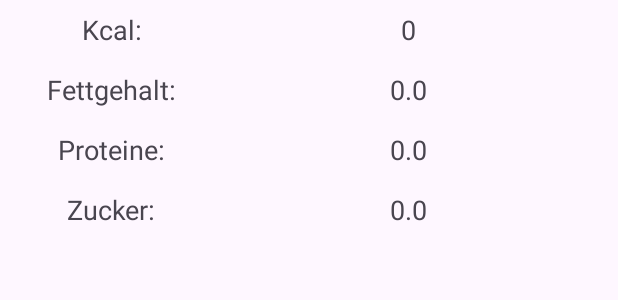
After one commit to sargoschh/FSE_Landerer_AppDevelopment, an Android app: the layout item_table.xml on its own in the app's theme, with its tools: preview values and no code run, on a phone screen of 412 x 824 dp. The commit adds this screen. Shown: the top 300 px of the screen. Run offline under Robolectric (Android 15) with nearby library versions, the phone set to English and light mode, and no system bars.

Commit message:
Kleine Fehler suchen

```diff
--- /dev/null
+++ b/Kalorienzaehler/app/src/main/res/layout/item_table.xml
@@ -0,0 +1,119 @@
+<?xml version="1.0" encoding="utf-8"?>
+<androidx.constraintlayout.widget.ConstraintLayout xmlns:android="http://schemas.android.com/apk/res/android"
+    xmlns:app="http://schemas.android.com/apk/res-auto"
+    android:layout_width="match_parent"
+    android:layout_height="match_parent"
+    android:paddingStart="8dp"
+    android:paddingEnd="8dp">
+
+    <TableLayout
+        android:id="@+id/tblDailys"
+        android:layout_width="match_parent"
+        android:layout_height="160dp"
+        app:layout_constraintEnd_toEndOf="parent"
+        app:layout_constraintStart_toStartOf="parent"
+        app:layout_constraintTop_toTopOf="parent">
+
+        <TableRow
+            android:layout_width="fill_parent"
+            android:layout_height="fill_parent">
+
+            <TextView
+                android:layout_width="0dp"
+                android:layout_height="40dp"
+                android:layout_column="1"
+                android:layout_weight="1"
+                android:gravity="center"
+                android:text="@string/tvKcal1"
+                android:textSize="18sp" />
+
+            <TextView
+                android:id="@+id/tvTblKcal"
+                android:layout_width="0dp"
+                android:layout_height="40dp"
+                android:layout_column="1"
+                android:layout_weight="2"
+                android:gravity="center"
+                android:text="0"
+                android:textSize="18sp" />
+
+        </TableRow>
+
+        <TableRow
+            android:layout_width="fill_parent"
+            android:layout_height="fill_parent">
+
+            <TextView
+                android:layout_width="0dp"
+                android:layout_height="40dp"
+                android:layout_column="1"
+                android:layout_weight="1"
+                android:gravity="center"
+                android:text="@string/tvFat"
+                android:textSize="18sp" />
+
+            <TextView
+                android:id="@+id/tvTblFat"
+                android:layout_width="0dp"
+                android:layout_height="40dp"
+                android:layout_column="1"
+                android:layout_weight="2"
+                android:gravity="center"
+                android:text="0.0"
+                android:textSize="18sp" />
+
+        </TableRow>
+
+        <TableRow
+            android:layout_width="fill_parent"
+            android:layout_height="fill_parent">
+
+            <TextView
+                android:layout_width="0dp"
+                android:layout_height="40dp"
+                android:layout_column="1"
+                android:layout_weight="1"
+                android:gravity="center"
+                android:text="@string/tvProtein"
+                android:textSize="18sp" />
+
+            <TextView
+                android:id="@+id/tvTblPro"
+                android:layout_width="0dp"
+                android:layout_height="40dp"
+                android:layout_column="1"
+                android:layout_weight="2"
+                android:gravity="center"
+                android:text="0.0"
+                android:textSize="18sp" />
+
+        </TableRow>
+
+        <TableRow
+            android:layout_width="fill_parent"
+            android:layout_height="fill_parent">
+
+            <TextView
+                android:layout_width="0dp"
+                android:layout_height="40dp"
+                android:layout_column="1"
+                android:layout_weight="1"
+                android:gravity="center"
+                android:text="@string/tvSugar"
+                android:textSize="18sp" />
+
+            <TextView
+                android:id="@+id/tvTblSug"
+                android:layout_width="0dp"
+                android:layout_height="40dp"
+                android:layout_column="1"
+                android:layout_weight="2"
+                android:gravity="center"
+                android:text="0.0"
+                android:textSize="18sp" />
+
+        </TableRow>
+
+    </TableLayout>
+
+</androidx.constraintlayout.widget.ConstraintLayout>
```
Also changed, not shown: Kalorienzaehler/app/src/main/java/at/itkolleg/kalorienzaehler/MealAdapter.kt (+34 -34 lines), Kalorienzaehler/app/src/main/res/layout/item_meals.xml (+0 -109 lines).
